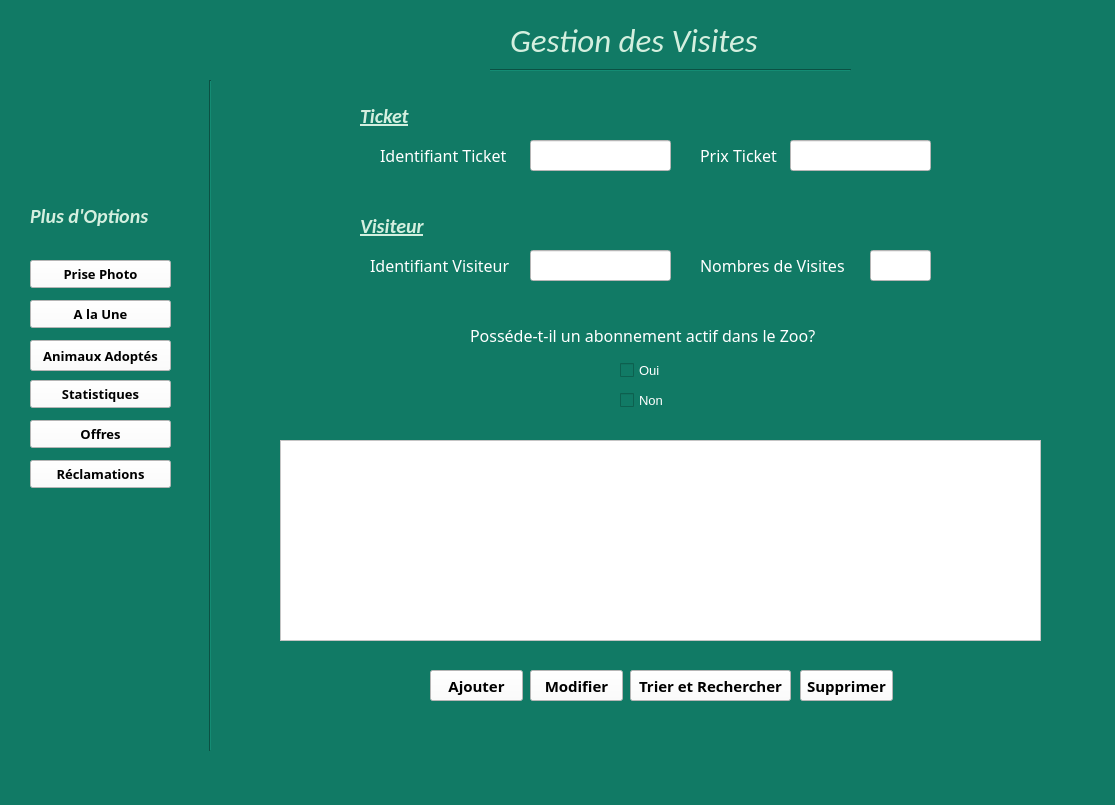
First picture: the form in Gestion_Visites/mainwindow.ui, repository SarraGha/Smart_Park_2A19, before the edit.
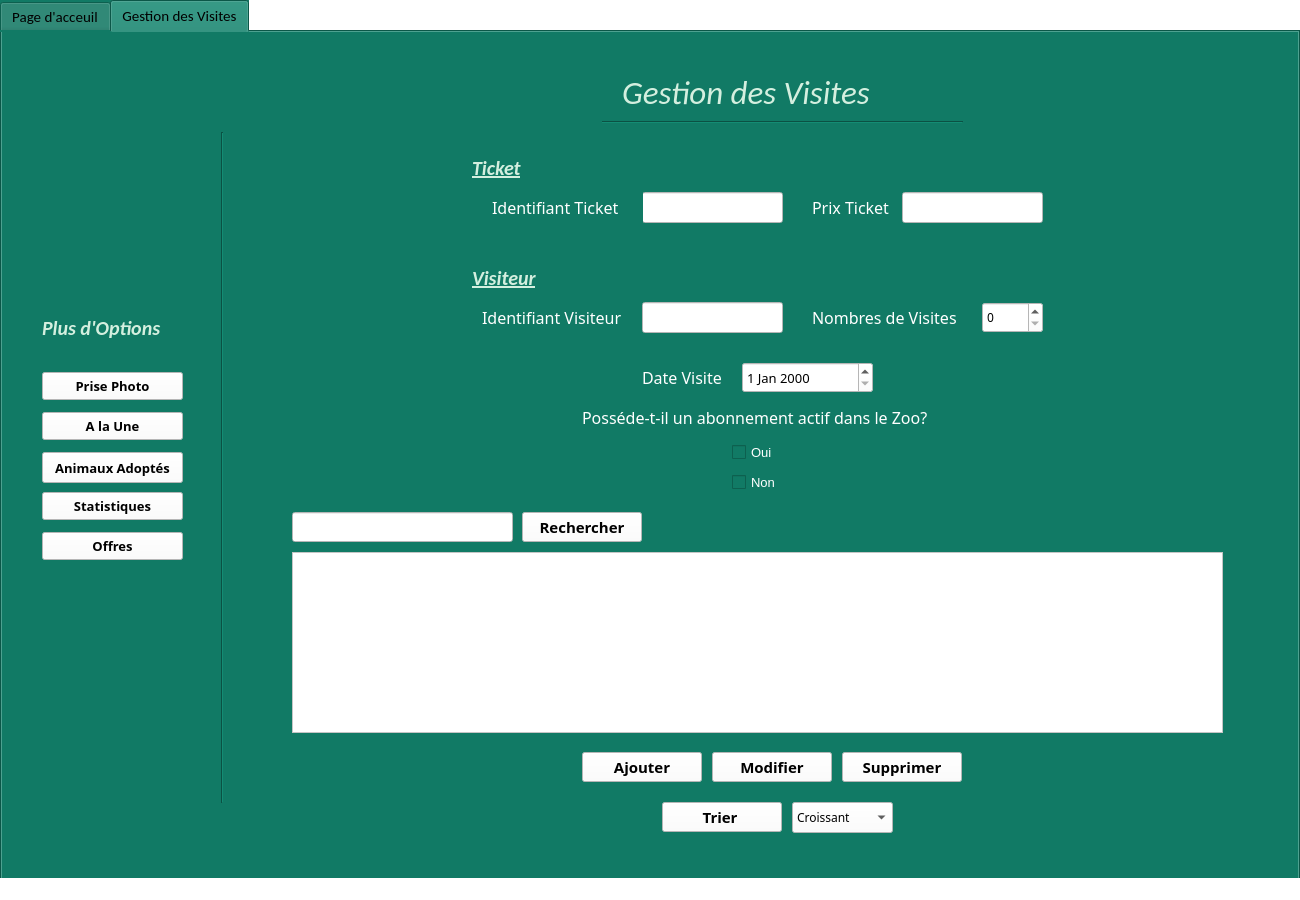
Second picture: the form after the edit. Icons and pictures are not drawn.

Commit message: Méthodes Ajouter

The edit to the form file:
```diff
--- a/Gestion_Visites/mainwindow.ui
+++ b/Gestion_Visites/mainwindow.ui
@@ -6,83 +6,202 @@
    <rect>
     <x>0</x>
     <y>0</y>
-    <width>1115</width>
-    <height>805</height>
+    <width>1300</width>
+    <height>900</height>
    </rect>
   </property>
   <property name="windowTitle">
    <string>MainWindow</string>
   </property>
   <property name="styleSheet">
-   <string notr="true">background-color: rgb(17, 122, 101);</string>
+   <string notr="true">background-color: rgb(255, 255, 255);</string>
   </property>
   <widget class="QWidget" name="centralwidget">
-   <widget class="QLabel" name="label">
+   <widget class="QTabWidget" name="tabWidget">
     <property name="geometry">
      <rect>
-      <x>360</x>
-      <y>100</y>
-      <width>101</width>
-      <height>31</height>
+      <x>0</x>
+      <y>0</y>
+      <width>1300</width>
+      <height>900</height>
      </rect>
     </property>
     <property name="font">
      <font>
       <family>Calibri</family>
-      <pointsize>15</pointsize>
+      <pointsize>11</pointsize>
+     </font>
+    </property>
+    <property name="styleSheet">
+     <string notr="true">background-color: rgb(17, 122, 101);</string>
+    </property>
+    <property name="currentIndex">
+     <number>1</number>
+    </property>
+    <widget class="QWidget" name="tab_2">
+     <attribute name="title">
+      <string>Page d'acceuil</string>
+     </attribute>
+     <widget class="QLabel" name="id">
+      <property name="geometry">
+       <rect>
+        <x>490</x>
+        <y>460</y>
+        <width>111</width>
+        <height>31</height>
+       </rect>
+      </property>
+      <property name="font">
+       <font>
+        <family>Calibri Light</family>
+        <pointsize>13</pointsize>
       <weight>75</weight>
       <italic>true</italic>
       <bold>true</bold>
-      <underline>true</underline>
      </font>
     </property>
     <property name="styleSheet">
      <string notr="true">color: rgb(212, 239, 223);</string>
     </property>
     <property name="text">
-     <string>Ticket</string>
-    </property>
-   </widget>
-   <widget class="QLabel" name="label_2">
+       <string>Identifiant</string>
+      </property>
+     </widget>
+     <widget class="QLabel" name="MDP">
     <property name="geometry">
      <rect>
-      <x>380</x>
-      <y>140</y>
-      <width>141</width>
+        <x>480</x>
+        <y>520</y>
+        <width>131</width>
       <height>31</height>
      </rect>
     </property>
     <property name="font">
      <font>
       <family>Calibri Light</family>
-      <pointsize>12</pointsize>
+        <pointsize>13</pointsize>
+        <weight>75</weight>
+        <italic>true</italic>
+        <bold>true</bold>
      </font>
     </property>
     <property name="styleSheet">
-     <string notr="true">color: rgb(255, 255, 255);</string>
+       <string notr="true">color: rgb(212, 239, 223);</string>
     </property>
     <property name="text">
-     <string>Identifiant Ticket</string>
-    </property>
-   </widget>
-   <widget class="QLineEdit" name="lineEdit">
+       <string>Mot de passe</string>
+      </property>
+     </widget>
+     <widget class="QLineEdit" name="lineEdit_5">
     <property name="geometry">
      <rect>
-      <x>530</x>
-      <y>140</y>
-      <width>141</width>
+        <x>620</x>
+        <y>460</y>
+        <width>151</width>
       <height>31</height>
      </rect>
     </property>
     <property name="styleSheet">
+       <string notr="true">background-color: rgb(255, 255, 255);
+</string>
+      </property>
+     </widget>
+     <widget class="QLineEdit" name="lineEdit_6">
+      <property name="geometry">
+       <rect>
+        <x>620</x>
+        <y>520</y>
+        <width>151</width>
+        <height>31</height>
+       </rect>
+      </property>
+      <property name="styleSheet">
      <string notr="true">background-color: rgb(255, 255, 255);</string>
+      </property>
+     </widget>
+     <widget class="QLabel" name="label_8">
+      <property name="geometry">
+       <rect>
+        <x>540</x>
+        <y>170</y>
+        <width>201</width>
+        <height>261</height>
+       </rect>
+      </property>
+      <property name="font">
+       <font>
+        <family>Calibri Light</family>
+       </font>
+      </property>
+      <property name="text">
+       <string/>
+      </property>
+      <property name="pixmap">
+       <pixmap>../../../icone/1x/id.png</pixmap>
+      </property>
+      <property name="scaledContents">
+       <bool>false</bool>
+      </property>
+      <property name="alignment">
+       <set>Qt::AlignCenter</set>
+      </property>
+     </widget>
+     <widget class="QDialogButtonBox" name="buttonBox">
+      <property name="geometry">
+       <rect>
+        <x>540</x>
+        <y>580</y>
+        <width>192</width>
+        <height>28</height>
+       </rect>
+      </property>
+      <property name="font">
+       <font>
+        <family>Calibri Light</family>
+       </font>
+      </property>
+      <property name="styleSheet">
+       <string notr="true">background-color: rgb(255, 255, 255);</string>
+      </property>
+      <property name="standardButtons">
+       <set>QDialogButtonBox::Cancel|QDialogButtonBox::Ok</set>
+      </property>
+     </widget>
+    </widget>
+    <widget class="QWidget" name="tab">
+     <attribute name="title">
+      <string>Gestion des Visites</string>
+     </attribute>
+     <widget class="QPushButton" name="pushButton_5">
+      <property name="geometry">
+       <rect>
+        <x>40</x>
+        <y>340</y>
+        <width>141</width>
+        <height>28</height>
+       </rect>
+      </property>
+      <property name="font">
+       <font>
+        <family>Calibri Light</family>
+        <pointsize>10</pointsize>
+        <weight>75</weight>
+        <bold>true</bold>
+       </font>
+      </property>
+      <property name="styleSheet">
+       <string notr="true">background-color: rgb(255, 255, 255);
+</string>
+      </property>
+      <property name="text">
+       <string>Prise Photo</string>
     </property>
    </widget>
    <widget class="QLabel" name="label_3">
     <property name="geometry">
      <rect>
-      <x>700</x>
-      <y>140</y>
+        <x>810</x>
+        <y>160</y>
       <width>91</width>
       <height>31</height>
      </rect>
@@ -100,142 +219,11 @@
      <string>Prix Ticket</string>
     </property>
    </widget>
-   <widget class="QLineEdit" name="lineEdit_2">
-    <property name="geometry">
-     <rect>
-      <x>790</x>
-      <y>140</y>
-      <width>141</width>
-      <height>31</height>
-     </rect>
-    </property>
-    <property name="styleSheet">
-     <string notr="true">background-color: rgb(255, 255, 255);</string>
-    </property>
-   </widget>
-   <widget class="QLineEdit" name="lineEdit_3">
-    <property name="geometry">
-     <rect>
-      <x>530</x>
-      <y>250</y>
-      <width>141</width>
-      <height>31</height>
-     </rect>
-    </property>
-    <property name="styleSheet">
-     <string notr="true">background-color: rgb(255, 255, 255);</string>
-    </property>
-   </widget>
-   <widget class="QLineEdit" name="lineEdit_4">
-    <property name="geometry">
-     <rect>
-      <x>870</x>
-      <y>250</y>
-      <width>61</width>
-      <height>31</height>
-     </rect>
-    </property>
-    <property name="styleSheet">
-     <string notr="true">background-color: rgb(255, 255, 255);</string>
-    </property>
-   </widget>
-   <widget class="QLabel" name="label_4">
-    <property name="geometry">
-     <rect>
-      <x>370</x>
-      <y>250</y>
-      <width>151</width>
-      <height>31</height>
-     </rect>
-    </property>
-    <property name="font">
-     <font>
-      <family>Calibri Light</family>
-      <pointsize>12</pointsize>
-     </font>
-    </property>
-    <property name="styleSheet">
-     <string notr="true">color: rgb(255, 255, 255);</string>
-    </property>
-    <property name="text">
-     <string>Identifiant Visiteur</string>
-    </property>
-   </widget>
-   <widget class="QLabel" name="label_5">
-    <property name="geometry">
-     <rect>
-      <x>700</x>
-      <y>250</y>
-      <width>161</width>
-      <height>31</height>
-     </rect>
-    </property>
-    <property name="font">
-     <font>
-      <family>Calibri Light</family>
-      <pointsize>12</pointsize>
-     </font>
-    </property>
-    <property name="styleSheet">
-     <string notr="true">color: rgb(255, 255, 255);</string>
-    </property>
-    <property name="text">
-     <string>Nombres de Visites</string>
-    </property>
-   </widget>
-   <widget class="QLabel" name="label_6">
-    <property name="geometry">
-     <rect>
-      <x>360</x>
-      <y>210</y>
-      <width>101</width>
-      <height>31</height>
-     </rect>
-    </property>
-    <property name="font">
-     <font>
-      <family>Calibri</family>
-      <pointsize>15</pointsize>
-      <weight>75</weight>
-      <italic>true</italic>
-      <bold>true</bold>
-      <underline>true</underline>
-     </font>
-    </property>
-    <property name="styleSheet">
-     <string notr="true">color: rgb(212, 239, 223);</string>
-    </property>
-    <property name="text">
-     <string>Visiteur</string>
-    </property>
-   </widget>
-   <widget class="QLabel" name="label_7">
-    <property name="geometry">
-     <rect>
-      <x>470</x>
-      <y>320</y>
-      <width>381</width>
-      <height>31</height>
-     </rect>
-    </property>
-    <property name="font">
-     <font>
-      <family>Calibri Light</family>
-      <pointsize>12</pointsize>
-     </font>
-    </property>
-    <property name="styleSheet">
-     <string notr="true">color: rgb(255, 255, 255);</string>
-    </property>
-    <property name="text">
-     <string>Posséde-t-il un abonnement actif dans le Zoo?</string>
-    </property>
-   </widget>
    <widget class="QCheckBox" name="checkBox">
     <property name="geometry">
      <rect>
-      <x>620</x>
-      <y>360</y>
+        <x>730</x>
+        <y>410</y>
       <width>83</width>
       <height>20</height>
      </rect>
@@ -252,170 +240,24 @@
      <string>Oui</string>
     </property>
    </widget>
-   <widget class="QCheckBox" name="checkBox_2">
+     <widget class="QLineEdit" name="lineEdit_idT">
     <property name="geometry">
      <rect>
-      <x>620</x>
-      <y>390</y>
-      <width>83</width>
-      <height>20</height>
-     </rect>
-    </property>
-    <property name="font">
-     <font>
-      <pointsize>10</pointsize>
-     </font>
-    </property>
-    <property name="styleSheet">
-     <string notr="true">color: rgb(255, 255, 255);</string>
-    </property>
-    <property name="text">
-     <string>Non</string>
-    </property>
-   </widget>
-   <widget class="Line" name="line">
-    <property name="geometry">
-     <rect>
-      <x>200</x>
-      <y>80</y>
-      <width>20</width>
-      <height>671</height>
-     </rect>
-    </property>
-    <property name="orientation">
-     <enum>Qt::Vertical</enum>
-    </property>
-   </widget>
-   <widget class="QPushButton" name="pushButton">
-    <property name="geometry">
-     <rect>
-      <x>430</x>
-      <y>670</y>
-      <width>93</width>
-      <height>31</height>
-     </rect>
-    </property>
-    <property name="font">
-     <font>
-      <family>Calibri Light</family>
-      <pointsize>11</pointsize>
-      <weight>75</weight>
-      <italic>false</italic>
-      <bold>true</bold>
-     </font>
-    </property>
-    <property name="styleSheet">
-     <string notr="true">background-color: rgb(255, 255, 255);</string>
-    </property>
-    <property name="text">
-     <string>Ajouter</string>
-    </property>
-   </widget>
-   <widget class="QPushButton" name="pushButton_2">
-    <property name="geometry">
-     <rect>
-      <x>530</x>
-      <y>670</y>
-      <width>93</width>
-      <height>31</height>
-     </rect>
-    </property>
-    <property name="font">
-     <font>
-      <family>Calibri Light</family>
-      <pointsize>11</pointsize>
-      <weight>75</weight>
-      <italic>false</italic>
-      <bold>true</bold>
-     </font>
-    </property>
-    <property name="styleSheet">
-     <string notr="true">background-color: rgb(255, 255, 255);</string>
-    </property>
-    <property name="text">
-     <string>Modifier</string>
-    </property>
-   </widget>
-   <widget class="QPushButton" name="pushButton_3">
-    <property name="geometry">
-     <rect>
-      <x>630</x>
-      <y>670</y>
-      <width>161</width>
-      <height>31</height>
-     </rect>
-    </property>
-    <property name="font">
-     <font>
-      <family>Calibri Light</family>
-      <pointsize>11</pointsize>
-      <weight>75</weight>
-      <italic>false</italic>
-      <bold>true</bold>
-     </font>
-    </property>
-    <property name="styleSheet">
-     <string notr="true">background-color: rgb(255, 255, 255);</string>
-    </property>
-    <property name="text">
-     <string>Trier et Rechercher</string>
-    </property>
-   </widget>
-   <widget class="QPushButton" name="pushButton_4">
-    <property name="geometry">
-     <rect>
-      <x>800</x>
-      <y>670</y>
-      <width>93</width>
-      <height>31</height>
-     </rect>
-    </property>
-    <property name="font">
-     <font>
-      <family>Calibri Light</family>
-      <pointsize>11</pointsize>
-      <weight>75</weight>
-      <italic>false</italic>
-      <bold>true</bold>
-     </font>
-    </property>
-    <property name="styleSheet">
-     <string notr="true">background-color: rgb(255, 255, 255);</string>
-    </property>
-    <property name="text">
-     <string>Supprimer</string>
-    </property>
-   </widget>
-   <widget class="QPushButton" name="pushButton_5">
-    <property name="geometry">
-     <rect>
-      <x>30</x>
-      <y>260</y>
+        <x>640</x>
+        <y>160</y>
       <width>141</width>
-      <height>28</height>
-     </rect>
-    </property>
-    <property name="font">
-     <font>
-      <family>Calibri Light</family>
-      <pointsize>10</pointsize>
-      <weight>75</weight>
-      <bold>true</bold>
-     </font>
-    </property>
+        <height>31</height>
+       </rect>
+      </property>
     <property name="styleSheet">
-     <string notr="true">background-color: rgb(255, 255, 255);
-</string>
-    </property>
-    <property name="text">
-     <string>Prise Photo</string>
+       <string notr="true">background-color: rgb(255, 255, 255);</string>
     </property>
    </widget>
    <widget class="QPushButton" name="pushButton_6">
     <property name="geometry">
      <rect>
-      <x>30</x>
-      <y>300</y>
+        <x>40</x>
+        <y>380</y>
       <width>141</width>
       <height>28</height>
      </rect>
@@ -435,11 +277,92 @@
      <string>A la Une</string>
     </property>
    </widget>
+     <widget class="QTableView" name="tableView">
+      <property name="geometry">
+       <rect>
+        <x>290</x>
+        <y>520</y>
+        <width>931</width>
+        <height>181</height>
+       </rect>
+      </property>
+      <property name="styleSheet">
+       <string notr="true">background-color: rgb(255, 255, 255);</string>
+      </property>
+     </widget>
+     <widget class="QPushButton" name="modifier">
+      <property name="geometry">
+       <rect>
+        <x>710</x>
+        <y>720</y>
+        <width>120</width>
+        <height>30</height>
+       </rect>
+      </property>
+      <property name="font">
+       <font>
+        <family>Calibri Light</family>
+        <pointsize>11</pointsize>
+        <weight>75</weight>
+        <italic>false</italic>
+        <bold>true</bold>
+       </font>
+      </property>
+      <property name="styleSheet">
+       <string notr="true">background-color: rgb(255, 255, 255);</string>
+      </property>
+      <property name="text">
+       <string>Modifier</string>
+      </property>
+      <property name="icon">
+       <iconset>
+        <normaloff>../../../icone/1x/mise à jour.png</normaloff>../../../icone/1x/mise à jour.png</iconset>
+      </property>
+     </widget>
+     <widget class="Line" name="line_2">
+      <property name="geometry">
+       <rect>
+        <x>600</x>
+        <y>80</y>
+        <width>361</width>
+        <height>20</height>
+       </rect>
+      </property>
+      <property name="orientation">
+       <enum>Qt::Horizontal</enum>
+      </property>
+     </widget>
+     <widget class="QLineEdit" name="lineEdit_idVisiteur">
+      <property name="geometry">
+       <rect>
+        <x>640</x>
+        <y>270</y>
+        <width>141</width>
+        <height>31</height>
+       </rect>
+      </property>
+      <property name="styleSheet">
+       <string notr="true">background-color: rgb(255, 255, 255);</string>
+      </property>
+     </widget>
+     <widget class="QLineEdit" name="lineEdit_prixTicket">
+      <property name="geometry">
+       <rect>
+        <x>900</x>
+        <y>160</y>
+        <width>141</width>
+        <height>31</height>
+       </rect>
+      </property>
+      <property name="styleSheet">
+       <string notr="true">background-color: rgb(255, 255, 255);</string>
+      </property>
+     </widget>
    <widget class="QPushButton" name="pushButton_7">
     <property name="geometry">
      <rect>
-      <x>30</x>
-      <y>380</y>
+        <x>40</x>
+        <y>460</y>
       <width>141</width>
       <height>28</height>
      </rect>
@@ -459,11 +382,87 @@
      <string>Statistiques</string>
     </property>
    </widget>
+     <widget class="QLabel" name="label_11">
+      <property name="geometry">
+       <rect>
+        <x>620</x>
+        <y>40</y>
+        <width>321</width>
+        <height>41</height>
+       </rect>
+      </property>
+      <property name="font">
+       <font>
+        <family>Calibri</family>
+        <pointsize>25</pointsize>
+        <weight>50</weight>
+        <italic>true</italic>
+        <bold>false</bold>
+        <underline>false</underline>
+       </font>
+      </property>
+      <property name="styleSheet">
+       <string notr="true">color: rgb(212, 239, 223);</string>
+      </property>
+      <property name="text">
+       <string>Gestion des Visites</string>
+      </property>
+     </widget>
+     <widget class="QPushButton" name="ajouter">
+      <property name="geometry">
+       <rect>
+        <x>580</x>
+        <y>720</y>
+        <width>120</width>
+        <height>30</height>
+       </rect>
+      </property>
+      <property name="font">
+       <font>
+        <family>Calibri Light</family>
+        <pointsize>11</pointsize>
+        <weight>75</weight>
+        <italic>false</italic>
+        <bold>true</bold>
+       </font>
+      </property>
+      <property name="styleSheet">
+       <string notr="true">background-color: rgb(255, 255, 255);</string>
+      </property>
+      <property name="text">
+       <string>Ajouter</string>
+      </property>
+      <property name="icon">
+       <iconset>
+        <normaloff>../../../icone/1x/+.png</normaloff>../../../icone/1x/+.png</iconset>
+      </property>
+     </widget>
+     <widget class="QCheckBox" name="checkBox_2">
+      <property name="geometry">
+       <rect>
+        <x>730</x>
+        <y>440</y>
+        <width>83</width>
+        <height>20</height>
+       </rect>
+      </property>
+      <property name="font">
+       <font>
+        <pointsize>10</pointsize>
+       </font>
+      </property>
+      <property name="styleSheet">
+       <string notr="true">color: rgb(255, 255, 255);</string>
+      </property>
+      <property name="text">
+       <string>Non</string>
+      </property>
+     </widget>
    <widget class="QPushButton" name="pushButton_8">
     <property name="geometry">
      <rect>
-      <x>30</x>
-      <y>340</y>
+        <x>40</x>
+        <y>420</y>
       <width>141</width>
       <height>31</height>
      </rect>
@@ -483,11 +482,88 @@
      <string>Animaux Adoptés</string>
     </property>
    </widget>
+     <widget class="QLabel" name="label_4">
+      <property name="geometry">
+       <rect>
+        <x>480</x>
+        <y>270</y>
+        <width>151</width>
+        <height>31</height>
+       </rect>
+      </property>
+      <property name="font">
+       <font>
+        <family>Calibri Light</family>
+        <pointsize>12</pointsize>
+       </font>
+      </property>
+      <property name="styleSheet">
+       <string notr="true">color: rgb(255, 255, 255);</string>
+      </property>
+      <property name="text">
+       <string>Identifiant Visiteur</string>
+      </property>
+     </widget>
+     <widget class="QLabel" name="label_6">
+      <property name="geometry">
+       <rect>
+        <x>470</x>
+        <y>230</y>
+        <width>101</width>
+        <height>31</height>
+       </rect>
+      </property>
+      <property name="font">
+       <font>
+        <family>Calibri</family>
+        <pointsize>15</pointsize>
+        <weight>75</weight>
+        <italic>true</italic>
+        <bold>true</bold>
+        <underline>true</underline>
+       </font>
+      </property>
+      <property name="styleSheet">
+       <string notr="true">color: rgb(212, 239, 223);</string>
+      </property>
+      <property name="text">
+       <string>Visiteur</string>
+      </property>
+     </widget>
+     <widget class="QPushButton" name="trier">
+      <property name="geometry">
+       <rect>
+        <x>660</x>
+        <y>770</y>
+        <width>120</width>
+        <height>30</height>
+       </rect>
+      </property>
+      <property name="font">
+       <font>
+        <family>Calibri Light</family>
+        <pointsize>11</pointsize>
+        <weight>75</weight>
+        <italic>false</italic>
+        <bold>true</bold>
+       </font>
+      </property>
+      <property name="styleSheet">
+       <string notr="true">background-color: rgb(255, 255, 255);</string>
+      </property>
+      <property name="text">
+       <string>Trier </string>
+      </property>
+      <property name="icon">
+       <iconset>
+        <normaloff>../../../icone/1x/tri.png</normaloff>../../../icone/1x/tri.png</iconset>
+      </property>
+     </widget>
    <widget class="QPushButton" name="pushButton_9">
     <property name="geometry">
      <rect>
-      <x>30</x>
-      <y>420</y>
+        <x>40</x>
+        <y>500</y>
       <width>141</width>
       <height>28</height>
      </rect>
@@ -507,11 +583,24 @@
      <string>Offres</string>
     </property>
    </widget>
+     <widget class="Line" name="line">
+      <property name="geometry">
+       <rect>
+        <x>210</x>
+        <y>100</y>
+        <width>20</width>
+        <height>671</height>
+       </rect>
+      </property>
+      <property name="orientation">
+       <enum>Qt::Vertical</enum>
+      </property>
+     </widget>
    <widget class="QLabel" name="label_10">
     <property name="geometry">
      <rect>
-      <x>30</x>
-      <y>200</y>
+        <x>40</x>
+        <y>280</y>
       <width>151</width>
       <height>31</height>
      </rect>
@@ -534,20 +623,21 @@
      <string>Plus d'Options</string>
     </property>
    </widget>
-   <widget class="QPushButton" name="pushButton_10">
+     <widget class="QPushButton" name="supprimer">
     <property name="geometry">
      <rect>
-      <x>30</x>
-      <y>460</y>
-      <width>141</width>
-      <height>28</height>
+        <x>840</x>
+        <y>720</y>
+        <width>120</width>
+        <height>30</height>
      </rect>
     </property>
     <property name="font">
      <font>
       <family>Calibri Light</family>
-      <pointsize>10</pointsize>
+        <pointsize>11</pointsize>
       <weight>75</weight>
+        <italic>false</italic>
       <bold>true</bold>
      </font>
     </property>
@@ -555,60 +645,239 @@
      <string notr="true">background-color: rgb(255, 255, 255);</string>
     </property>
     <property name="text">
-     <string>Réclamations</string>
-    </property>
-   </widget>
-   <widget class="QTableView" name="tableView">
+       <string>Supprimer</string>
+      </property>
+      <property name="icon">
+       <iconset>
+        <normaloff>../../../icone/1x/-.png</normaloff>
+        <normalon>../../../icone/1x/-.png</normalon>../../../icone/1x/-.png</iconset>
+      </property>
+     </widget>
+     <widget class="QLabel" name="label_5">
     <property name="geometry">
      <rect>
-      <x>280</x>
-      <y>440</y>
-      <width>761</width>
-      <height>201</height>
-     </rect>
-    </property>
+        <x>810</x>
+        <y>270</y>
+        <width>161</width>
+        <height>31</height>
+       </rect>
+      </property>
+      <property name="font">
+       <font>
+        <family>Calibri Light</family>
+        <pointsize>12</pointsize>
+       </font>
+      </property>
     <property name="styleSheet">
+       <string notr="true">color: rgb(255, 255, 255);</string>
+      </property>
+      <property name="text">
+       <string>Nombres de Visites</string>
+      </property>
+     </widget>
+     <widget class="QLabel" name="label_7">
+      <property name="geometry">
+       <rect>
+        <x>580</x>
+        <y>370</y>
+        <width>381</width>
+        <height>31</height>
+       </rect>
+      </property>
+      <property name="font">
+       <font>
+        <family>Calibri Light</family>
+        <pointsize>12</pointsize>
+       </font>
+      </property>
+      <property name="styleSheet">
+       <string notr="true">color: rgb(255, 255, 255);</string>
+      </property>
+      <property name="text">
+       <string>Posséde-t-il un abonnement actif dans le Zoo?</string>
+      </property>
+     </widget>
+     <widget class="QPushButton" name="rechercher">
+      <property name="geometry">
+       <rect>
+        <x>520</x>
+        <y>480</y>
+        <width>120</width>
+        <height>30</height>
+       </rect>
+      </property>
+      <property name="font">
+       <font>
+        <family>Calibri Light</family>
+        <pointsize>11</pointsize>
+        <weight>75</weight>
+        <italic>false</italic>
+        <bold>true</bold>
+       </font>
+      </property>
+      <property name="styleSheet">
      <string notr="true">background-color: rgb(255, 255, 255);</string>
     </property>
-   </widget>
-   <widget class="QLabel" name="label_11">
+      <property name="text">
+       <string>Rechercher</string>
+      </property>
+      <property name="icon">
+       <iconset>
+        <normaloff>../../../icone/1x/recherche.png</normaloff>../../../icone/1x/recherche.png</iconset>
+      </property>
+     </widget>
+     <widget class="QComboBox" name="comboBox">
     <property name="geometry">
      <rect>
-      <x>510</x>
-      <y>20</y>
-      <width>321</width>
-      <height>41</height>
+        <x>790</x>
+        <y>770</y>
+        <width>101</width>
+        <height>31</height>
+       </rect>
+      </property>
+      <property name="font">
+       <font>
+        <family>Calibri Light</family>
+        <pointsize>9</pointsize>
+       </font>
+      </property>
+      <property name="styleSheet">
+       <string notr="true">background-color: rgb(255, 255, 255);
+</string>
+      </property>
+      <item>
+       <property name="text">
+        <string>Croissant</string>
+       </property>
+      </item>
+      <item>
+       <property name="text">
+        <string>Décroissant</string>
+       </property>
+      </item>
+     </widget>
+     <widget class="QLineEdit" name="lineEdit_rechercher">
+      <property name="geometry">
+       <rect>
+        <x>290</x>
+        <y>480</y>
+        <width>221</width>
+        <height>30</height>
+       </rect>
+      </property>
+      <property name="styleSheet">
+       <string notr="true">background-color: rgb(255, 255, 255);</string>
+      </property>
+     </widget>
+     <widget class="QLabel" name="label_9">
+      <property name="geometry">
+       <rect>
+        <x>490</x>
+        <y>160</y>
+        <width>151</width>
+        <height>31</height>
+       </rect>
+      </property>
+      <property name="font">
+       <font>
+        <family>Calibri Light</family>
+        <pointsize>12</pointsize>
+       </font>
+      </property>
+      <property name="styleSheet">
+       <string notr="true">color: rgb(255, 255, 255);</string>
+      </property>
+      <property name="text">
+       <string>Identifiant Ticket</string>
+      </property>
+     </widget>
+     <widget class="QLabel" name="label_12">
+      <property name="geometry">
+       <rect>
+        <x>470</x>
+        <y>120</y>
+        <width>101</width>
+        <height>31</height>
      </rect>
     </property>
     <property name="font">
      <font>
       <family>Calibri</family>
-      <pointsize>25</pointsize>
-      <weight>50</weight>
+        <pointsize>15</pointsize>
+        <weight>75</weight>
       <italic>true</italic>
-      <bold>false</bold>
-      <underline>false</underline>
+        <bold>true</bold>
+        <underline>true</underline>
      </font>
     </property>
     <property name="styleSheet">
      <string notr="true">color: rgb(212, 239, 223);</string>
     </property>
     <property name="text">
-     <string>Gestion des Visites</string>
-    </property>
-   </widget>
-   <widget class="Line" name="line_2">
+       <string>Ticket</string>
+      </property>
+     </widget>
+     <widget class="QLabel" name="label_13">
     <property name="geometry">
      <rect>
-      <x>490</x>
-      <y>60</y>
-      <width>361</width>
-      <height>20</height>
-     </rect>
-    </property>
-    <property name="orientation">
-     <enum>Qt::Horizontal</enum>
-    </property>
+        <x>640</x>
+        <y>330</y>
+        <width>91</width>
+        <height>31</height>
+       </rect>
+      </property>
+      <property name="font">
+       <font>
+        <family>Calibri Light</family>
+        <pointsize>12</pointsize>
+       </font>
+      </property>
+      <property name="styleSheet">
+       <string notr="true">color: rgb(255, 255, 255);</string>
+      </property>
+      <property name="text">
+       <string>Date Visite</string>
+      </property>
+     </widget>
+     <widget class="QDateEdit" name="dateEdit">
+      <property name="geometry">
+       <rect>
+        <x>740</x>
+        <y>330</y>
+        <width>131</width>
+        <height>31</height>
+       </rect>
+      </property>
+      <property name="font">
+       <font>
+        <family>Calibri Light</family>
+        <pointsize>10</pointsize>
+       </font>
+      </property>
+      <property name="styleSheet">
+       <string notr="true">background-color: rgb(255, 255, 255);</string>
+      </property>
+     </widget>
+     <widget class="QSpinBox" name="spinBox">
+      <property name="geometry">
+       <rect>
+        <x>980</x>
+        <y>270</y>
+        <width>61</width>
+        <height>31</height>
+       </rect>
+      </property>
+      <property name="font">
+       <font>
+        <family>Calibri Light</family>
+        <pointsize>9</pointsize>
+       </font>
+      </property>
+      <property name="styleSheet">
+       <string notr="true">background-color: rgb(255, 255, 255);</string>
+      </property>
+     </widget>
+    </widget>
    </widget>
   </widget>
   <widget class="QStatusBar" name="statusbar"/>
```
Lines whose indentation alone changed are shown as unchanged. The commit also changes 8 other files.
